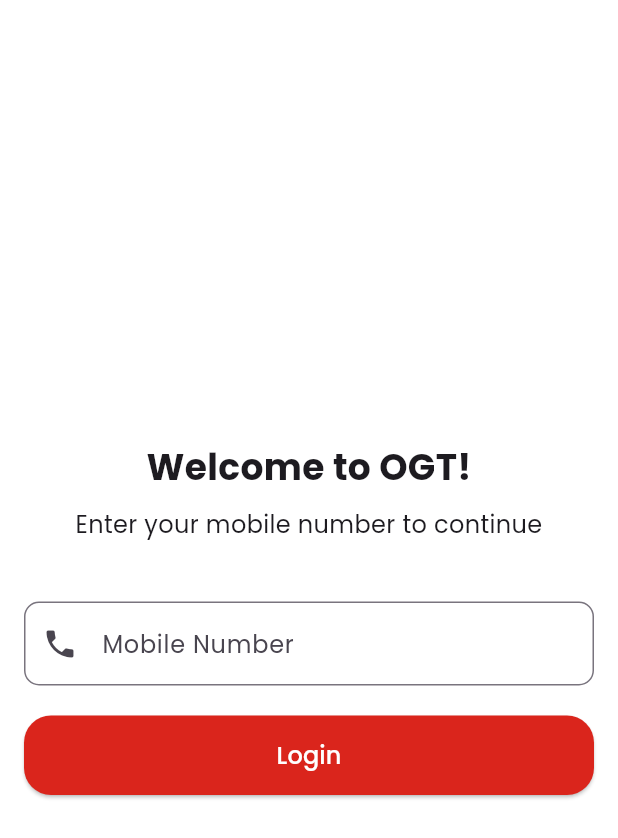
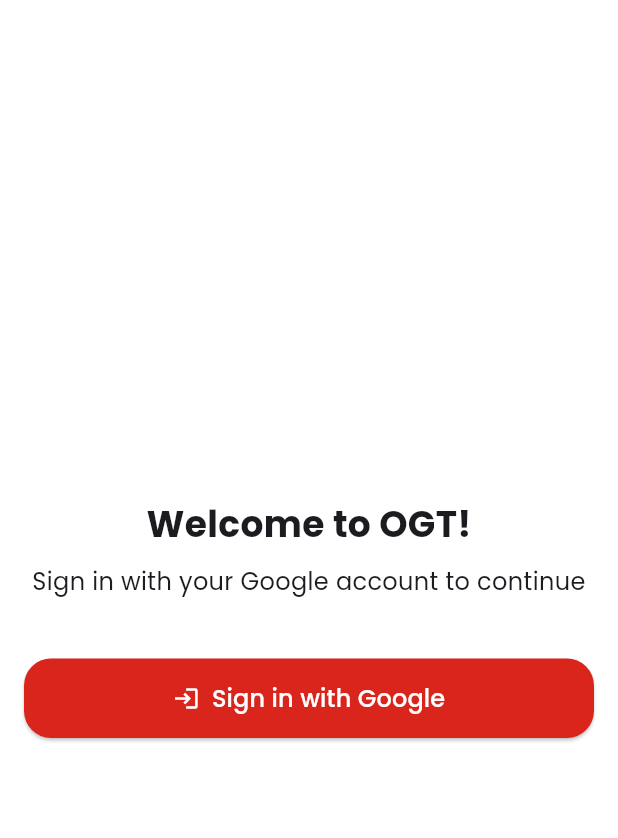
Before and after one commit to mohammedarif482/trip_manager, a Flutter app: the screen it shows after launch, on a phone screen of 412 x 824 dp. Shown: the top 838 px of the screen. Run offline on Flutter 3.47's test engine with Material 3 defaults, Android fonts, the phone set to English and light mode, and no system bars; our stand-ins replace easy_stepper, firebase_core, google_fonts, google_sign_in; accounts and stored records are empty.

Commit message:
Google sign in added

```diff
--- a/lib/View/login_screen.dart
+++ b/lib/View/login_screen.dart
@@ -1,13 +1,36 @@
-import 'package:flutter/foundation.dart';
 import 'package:flutter/material.dart';
-import 'package:flutter/services.dart';
-import 'package:flutter/widgets.dart';
+import 'package:google_sign_in/google_sign_in.dart';
+import 'package:tripmanager/View/main_screen.dart';
 import 'package:tripmanager/Utils/constants.dart';
-import 'package:tripmanager/View/main_screen.dart';
 
 class LoginScreen extends StatelessWidget {
   LoginScreen({super.key});
-  final TextEditingController _numberController = TextEditingController();
+  final GoogleSignIn _googleSignIn = GoogleSignIn(
+  clientId: '957647225907-dv0kjimvoms4jb64s8pt8eoam0bjaih6.apps.googleusercontent.com', // Replace with your actual client ID
+);
+
+  Future<void> _handleGoogleSignIn(BuildContext context) async {
+    try {
+      final GoogleSignInAccount? googleUser = await _googleSignIn.signIn();
+      if (googleUser != null) {
+        Navigator.of(context).push(
+          MaterialPageRoute(
+            builder: (context) => BottomNavBar(),
+          ),
+        );
+        print('User signed in: ${googleUser.email}');
+      } else {
+        ScaffoldMessenger.of(context).showSnackBar(
+          SnackBar(content: Text('Sign-in cancelled')),
+        );
+      }
+    } catch (error) {
+      print('Google Sign-In failed: $error');
+      ScaffoldMessenger.of(context).showSnackBar(
+        SnackBar(content: Text('Failed to sign in')),
+      );
+    }
+  }
 
   @override
   Widget build(BuildContext context) {
@@ -23,74 +46,29 @@
             ),
             SizedBox(height: 10),
             Text(
-              'Enter your mobile number to continue',
+              'Sign in with your Google account to continue',
               style: TextStyle(fontSize: 16),
               textAlign: TextAlign.center,
             ),
             SizedBox(height: 40),
-            TextField(
-              controller: _numberController,
-              keyboardType: TextInputType.number,
-              inputFormatters: [FilteringTextInputFormatter.digitsOnly],
-              decoration: InputDecoration(
-                labelText: "Mobile Number",
-                border: OutlineInputBorder(
-                  borderRadius: BorderRadius.circular(10),
+            SizedBox(
+              width: double.infinity,
+              child: ElevatedButton.icon(
+                style: ElevatedButton.styleFrom(
+                  backgroundColor: AppColors.primaryColor,
+                  shape: RoundedRectangleBorder(
+                    borderRadius: BorderRadius.circular(18),
+                  ),
+                  padding: EdgeInsets.symmetric(vertical: 15),
                 ),
-                prefixIcon: Icon(Icons.phone),
+                icon: Icon(Icons.login, color: Colors.white),
+                label: Text(
+                  "Sign in with Google",
+                  style: TextStyle(color: Colors.white, fontSize: 16),
+                ),
+                onPressed: () => _handleGoogleSignIn(context),
               ),
             ),
-            SizedBox(height: 20),
-            SizedBox(
-              width: double.infinity,
-              child: ElevatedButton(
-                style: ElevatedButton.styleFrom(
-                  backgroundColor:
-                      AppColors.primaryColor, // Set button color to red
-                  shape: RoundedRectangleBorder(
-                    borderRadius: BorderRadius.circular(18), // Rounded corners
-                  ),
-                  padding: EdgeInsets.symmetric(vertical: 15), // Button padding
-                ),
-                onPressed: () {
-                  String number = _numberController.text;
-                  if (number.isNotEmpty && number.length == 10) {
-                    Navigator.of(context).push(
-                      MaterialPageRoute(
-                        builder: (context) => BottomNavBar(),
-                      ),
-                    );
-                    print('Number entered: $number');
-                  } else {
-                    ScaffoldMessenger.of(context).showSnackBar(SnackBar(
-                      content: Text("Please enter a valid 10-digit number"),
-                    ));
-                  }
-                },
-                child: Text(
-                  "Login",
-                  style: TextStyle(color: Colors.white, fontSize: 16),
-                ),
-              ),
-            ),
-            // SizedBox(
-            //   width: double.infinity,
-            //   child: ElevatedButton(
-
-            //     onPressed: () {
-            //       String number = _numberController.text;
-            //       if (number.isNotEmpty && number.length == 10) {
-            //         // Handle login logic here
-            //         print('Number entered: $number');
-            //       } else {
-            //         ScaffoldMessenger.of(context).showSnackBar(SnackBar(
-            //           content: Text("Please enter a valid 10-digit number"),
-            //         ));
-            //       }
-            //     },
-            //     child: Text("Login"),
-            //   ),
-            // ),
           ],
         ),
       ),
--- a/pubspec.yaml
+++ b/pubspec.yaml
@@ -33,6 +33,8 @@
   firebase_core: ^3.6.0
   flutter:
     sdk: flutter
+  google_sign_in: ^5.4.3
+  firebase_auth: ^5.3.1
   google_fonts: ^6.2.1
   intl: ^0.19.0
   path_provider: ^2.1.4
```
Also changed, not shown: pubspec.lock, 3 other files.
